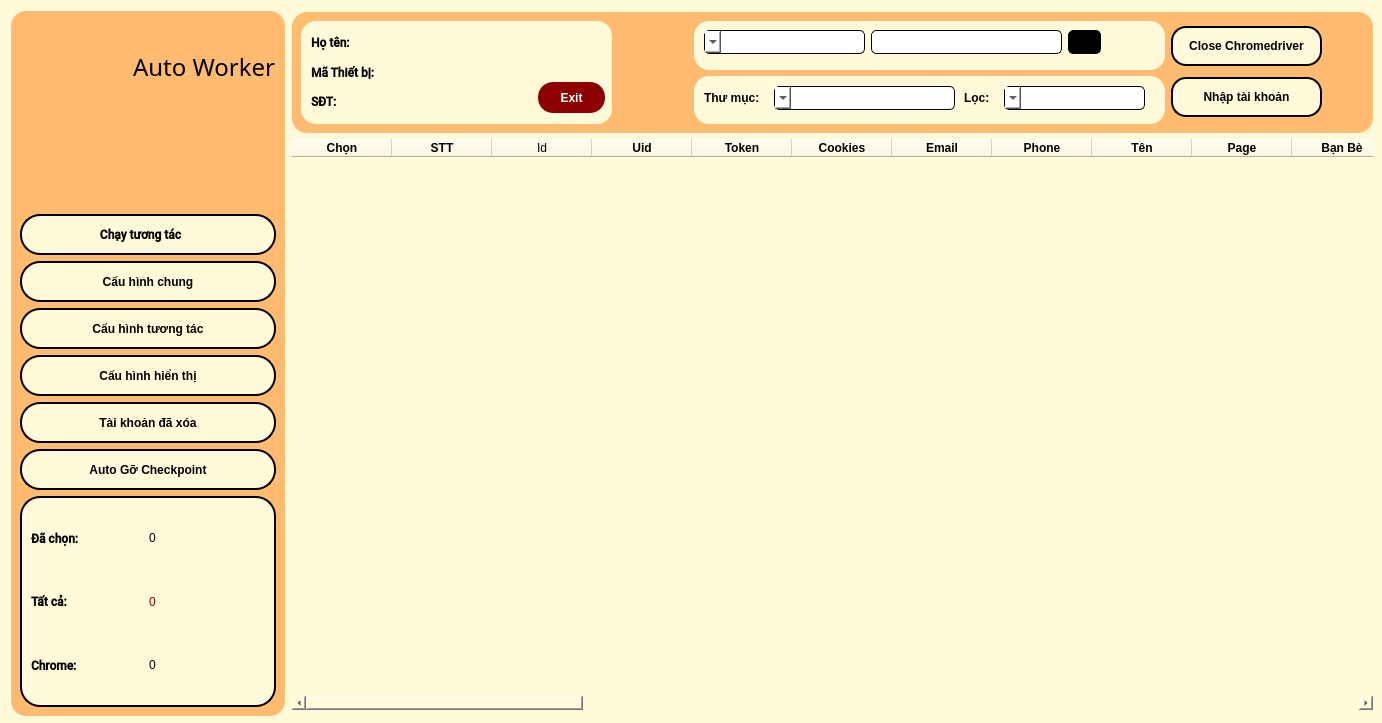
Old version of the form Form/mainwindow.ui in the repository letrquan/AutoWoker.
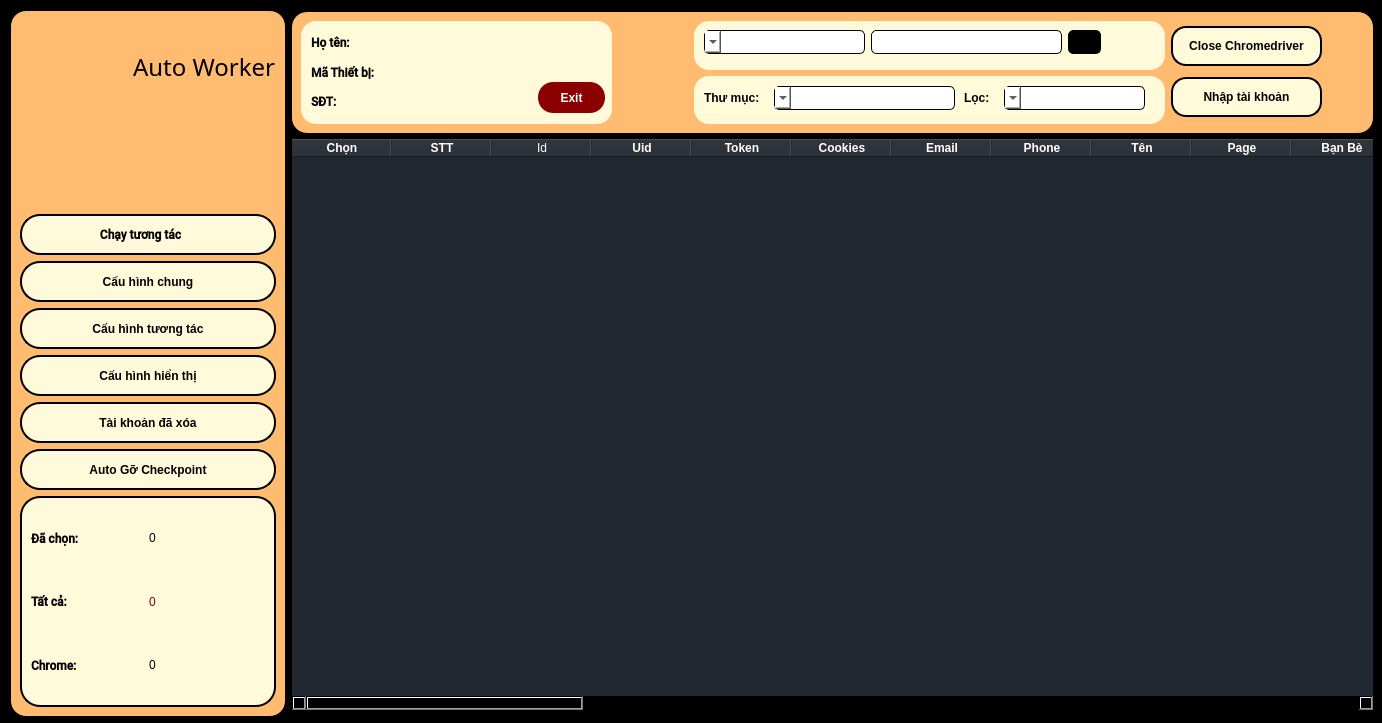
New version of the form. Icons and pictures are not drawn.

The edit to the form file:
```diff
--- a/Form/mainwindow.ui
+++ b/Form/mainwindow.ui
@@ -14,7 +14,7 @@
    <string>MainWindow</string>
   </property>
   <property name="styleSheet">
-   <string notr="true">background-color: #FFFBDA;
+   <string notr="true">background-color: black;
 border-radius:15px;</string>
   </property>
   <widget class="QWidget" name="centralwidget">
@@ -1170,12 +1170,15 @@
      </size>
     </property>
     <property name="styleSheet">
-     <string notr="true">color:black;
-border-color: qlineargradient(spread:pad, x1:0, y1:0, x2:1, y2:0, stop:0 rgba(0, 0, 0, 255), stop:1 rgba(255, 255, 255, 255));</string>
+     <string notr="true">background-color: #222831;
+color: white;</string>
     </property>
-    <property name="sortingEnabled">
+    <property name="showGrid">
      <bool>true</bool>
     </property>
+    <property name="sortingEnabled">
+     <bool>false</bool>
+    </property>
     <column>
      <property name="text">
       <string>Chọn</string>
```
Left out of the diff: 1 changed line with no effect on the pictures.
